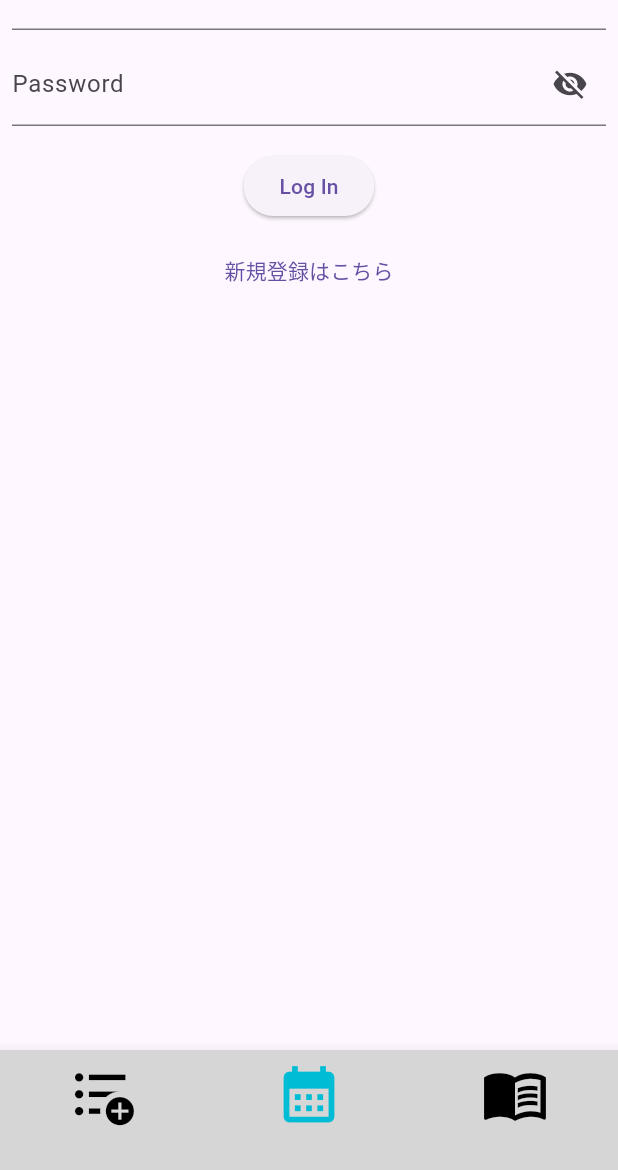
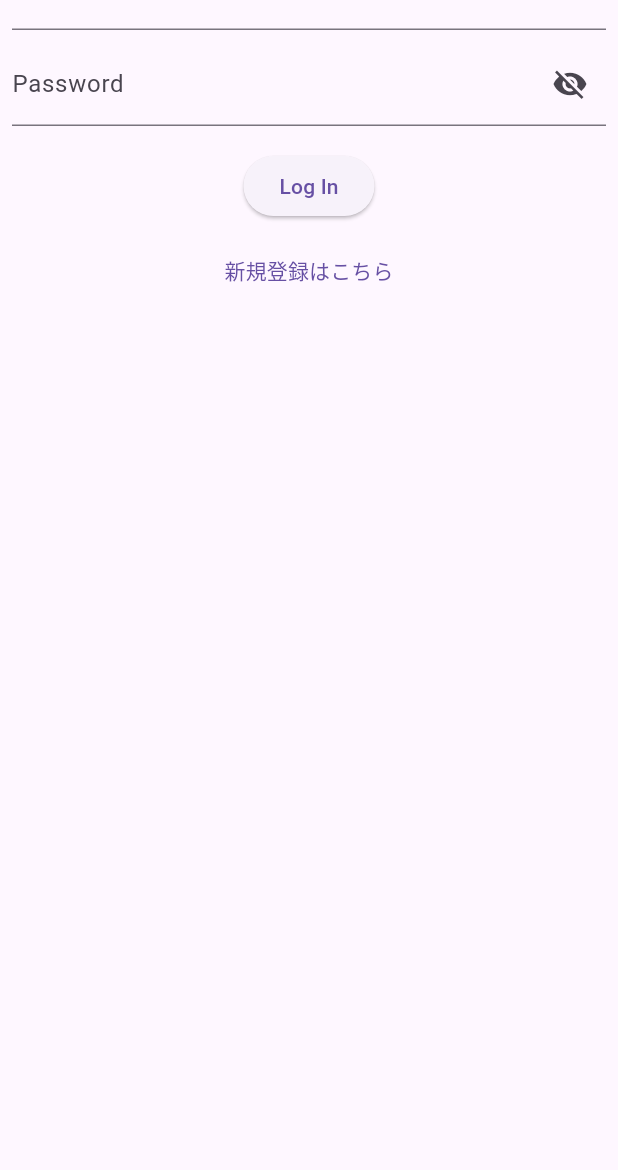
Before and after one commit to shun-osugi/U22-procon, a Flutter app: the screen it shows after launch, on a phone screen of 412 x 824 dp, the part 66-1236 px from its top. Run offline on Flutter 3.47's test engine with Material 3 defaults, Android fonts, the phone set to English and light mode, and no system bars; our stand-ins replace cloud_firestore, envied, file_picker, firebase_auth, firebase_core, firebase_storage and 5 more; accounts and stored records are empty.

Commit message:
fix #184 ボトムバーを消しました。

```diff
--- a/u_22_procon/lib/main.dart
+++ b/u_22_procon/lib/main.dart
@@ -47,6 +47,20 @@ final goRouterProvider = Provider<GoRouter>((ref) {
     initialLocation: '/classTimetable',
     debugLogDiagnostics: true,
     routes: <RouteBase>[
+      GoRoute(
+        path: '/log_in',
+        pageBuilder: (BuildContext context, GoRouterState state) {
+          return buildTransitionPage(child: const LogIn());
+        },
+        routes: <RouteBase>[
+          GoRoute(
+              path: 'sign_in',
+              parentNavigatorKey: rootNavigatorKey,
+              builder: (BuildContext context, GoRouterState state) {
+                return const SignIn();
+              }),
+        ],
+      ),
       ShellRoute(
         navigatorKey: shellNavigatorKey,
         builder: (BuildContext context, GoRouterState state, Widget child) {
@@ -148,21 +162,21 @@ final goRouterProvider = Provider<GoRouter>((ref) {
                 return buildTransitionPage(child: const Subject_settings());
               }),
           // 一旦ユーザー登録をここに避難
-          GoRoute(
-            path: '/log_in',
-            // parentNavigatorKey: rootNavigatorKey,
-            pageBuilder: (BuildContext context, GoRouterState state) {
-              return buildTransitionPage(child: const LogIn());
-            },
-            routes: <RouteBase>[
-              GoRoute(
-                  path: 'sign_in',
-                  parentNavigatorKey: rootNavigatorKey,
-                  builder: (BuildContext context, GoRouterState state) {
-                    return const SignIn();
-                  }),
-            ],
-          ),
+          // GoRoute(
+          //   path: '/log_in',
+          //   // parentNavigatorKey: rootNavigatorKey,
+          //   pageBuilder: (BuildContext context, GoRouterState state) {
+          //     return buildTransitionPage(child: const LogIn());
+          //   },
+          //   routes: <RouteBase>[
+          //     GoRoute(
+          //         path: 'sign_in',
+          //         parentNavigatorKey: rootNavigatorKey,
+          //         builder: (BuildContext context, GoRouterState state) {
+          //           return const SignIn();
+          //         }),
+          //   ],
+          // ),
         ],
       ),
     ],
```
